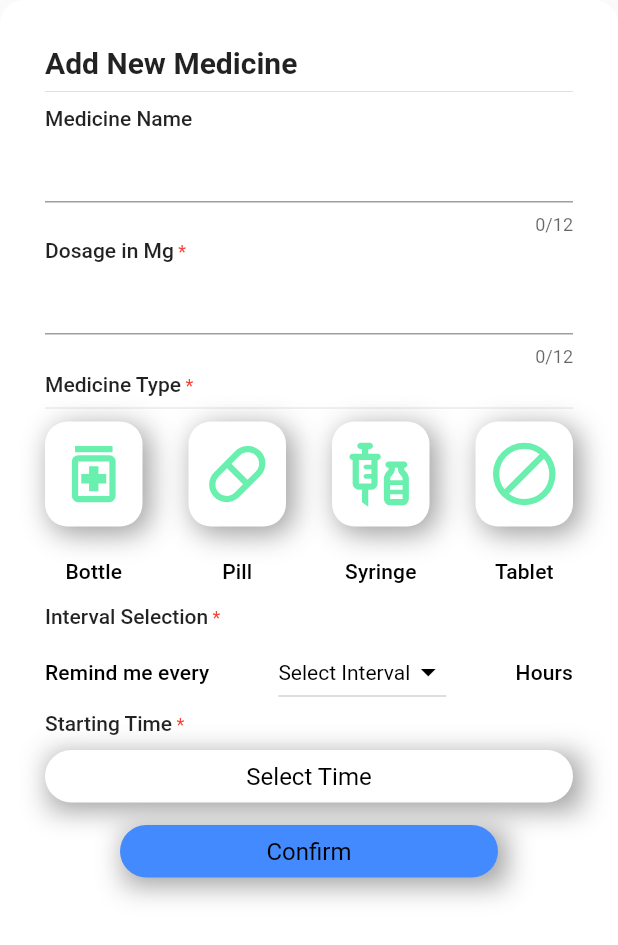
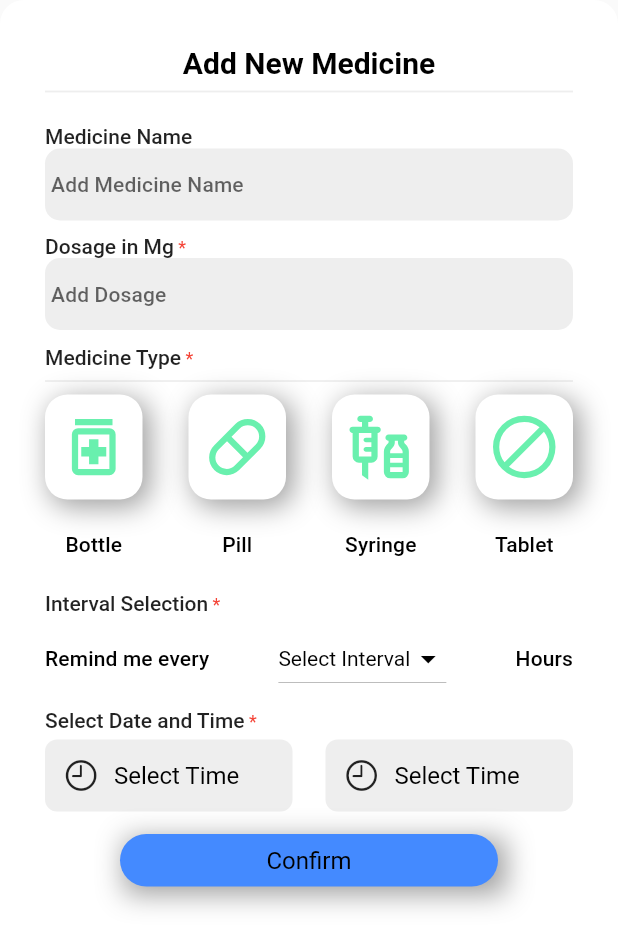
Before and after one commit to tsarls88/medication, a Flutter app: the AddNewTaskModel widget shown alone on an empty page, opened directly, on a phone screen of 412 x 824 dp. Shown: the top 945 px of the screen. Run offline on Flutter 3.47's test engine with Material 2 defaults, Android fonts, the phone set to English and light mode, and no system bars; our stand-ins replace flutter_svg, gap, rxdart, sizer.

Commit message:
time changed function

```diff
--- a/lib/common/convert_time.dart
+++ b/lib/common/convert_time.dart
@@ -1,7 +1,19 @@
-String convertTime(String minutes) {
-  if (minutes.length == 1) {
-    return "0$minutes";
-  } else {
-    return minutes;
+String convertTime(int hour, int minute) {
+  int formattedHour = hour;
+  String period = 'AM';
+
+  if (formattedHour >= 12) {
+    period = 'PM';
+    if (formattedHour > 12) {
+      formattedHour -= 12;
+    }
   }
+
+  if (formattedHour == 0) {
+    formattedHour = 12;
+  }
+
+  String formattedMinute = minute.toString().padLeft(2, '0');
+
+  return '$formattedHour:$formattedMinute $period';
 }
--- a/lib/common/show_model.dart
+++ b/lib/common/show_model.dart
@@ -1,3 +1,4 @@
+import 'package:flutter/cupertino.dart';
 import 'package:flutter/foundation.dart';
 import 'package:flutter/material.dart';
 import 'package:flutter_svg/flutter_svg.dart';
@@ -6,6 +7,7 @@ import 'package:medication/common/convert_time.dart';
 import 'package:medication/common/medicine_type.dart';
 import 'package:medication/pages/new_entry/new_entry_bloc.dart';
 import 'package:provider/provider.dart';
+import 'package:gap/gap.dart';
 
 class AddNewTaskModel extends StatefulWidget {
   const AddNewTaskModel({Key? key}) : super(key: key);
@@ -96,41 +98,70 @@ class _AddNewTaskModelState extends State<AddNewTaskModel> {
         child: Column(
           crossAxisAlignment: CrossAxisAlignment.start,
           children: [
-            const Text(
+            const SizedBox(
+              width: double.infinity,
+              child: Text(
                 'Add New Medicine',
-              style: TextStyle(fontSize: 20, fontWeight: FontWeight.bold),
                 textAlign: TextAlign.center,
+                style: TextStyle(
+                  fontSize: 20,
+                  fontWeight: FontWeight.bold,
+                  color: Colors.black,
                 ),
-            const Divider(),
+              ),
+            ),
+            Divider(
+              thickness: 1.2,
+              color: Colors.grey.shade200,
+            ),
+            const Gap(12),
             const PanelTitle(
               title: 'Medicine Name',
               isRequired: false,
             ),
-            TextFormField(
-              maxLength: 12,
+            Container(
+              padding: const EdgeInsets.symmetric(horizontal: 4),
+              decoration: BoxDecoration(
+                color: Colors.grey.shade200,
+                borderRadius: BorderRadius.circular(10),
+              ),
+              child: TextFormField(
                 controller: nameController,
                 textCapitalization: TextCapitalization.words,
                 decoration: const InputDecoration(
-                border: UnderlineInputBorder(),
+                  enabledBorder: InputBorder.none,
+                  focusedBorder: InputBorder.none,
+                  hintText: 'Add Medicine Name',
                 ),
                 style: Theme.of(context).textTheme.titleSmall!.copyWith(),
               ),
+            ),
+            const Gap(7),
             const PanelTitle(
               title: 'Dosage in Mg',
               isRequired: true,
             ),
-            TextFormField(
-              maxLength: 12,
-              controller: dosageController,
+            Container(
+              padding: const EdgeInsets.symmetric(horizontal: 4),
+              decoration: BoxDecoration(
+                color: Colors.grey.shade200,
+                borderRadius: BorderRadius.circular(10),
+              ),
+              child: TextFormField(
+                controller: nameController,
                 textCapitalization: TextCapitalization.words,
                 decoration: const InputDecoration(
-                border: UnderlineInputBorder(),
+                  enabledBorder: InputBorder.none,
+                  focusedBorder: InputBorder.none,
+                  hintText: 'Add Dosage',
                 ),
                 style: Theme.of(context).textTheme.titleSmall!.copyWith(),
+              ),
             ),
             const SizedBox(
               height: 1,
             ),
+            const Gap(7),
             const PanelTitle(title: 'Medicine Type', isRequired: true),
             const Divider(),
             Padding(
@@ -177,14 +208,29 @@ class _AddNewTaskModelState extends State<AddNewTaskModel> {
                 // stream: null,
               ),
             ),
+            const Gap(9),
             const PanelTitle(title: 'Interval Selection', isRequired: true),
             const IntervalSelection(),
             // const SelectDate(),
-            const PanelTitle(title: 'Starting Time', isRequired: true),
-            const SelectTime(),
-            const SizedBox(
-              height: 15,
+            const Gap(7),
+            const PanelTitle(title: 'Select Date and Time', isRequired: true),
+            const Row(
+              mainAxisAlignment: MainAxisAlignment.spaceBetween,
+              children: [
+                SelectTime(
+                  titleText: 'Time',
+                  valueText: 'hh/mm',
+                  iconSection: CupertinoIcons.clock,
                 ),
+                Gap(22),
+                SelectTime(
+                  titleText: 'Time',
+                  valueText: 'hh/mm',
+                  iconSection: CupertinoIcons.clock,
+                ),
+              ],
+            ),
+            const Gap(15),
             Padding(
               padding: const EdgeInsets.only(
                 left: 50,
@@ -277,7 +323,7 @@ class MedicineTypeColumn extends StatelessWidget {
                   iconValue,
                   height: 50,
                   // ignore: deprecated_member_use
-                  color: isSelected ? Colors.blueAccent : Colors.greenAccent,
+                  color: isSelected ? Colors.red : Colors.greenAccent,
                 ),
               ),
             ),
@@ -288,7 +334,7 @@ class MedicineTypeColumn extends StatelessWidget {
               width: 55,
               height: 40,
               decoration: BoxDecoration(
-                color: isSelected ? Colors.blue : Colors.transparent,
+                color: isSelected ? Colors.red : Colors.transparent,
                 borderRadius: BorderRadius.circular(5),
               ),
               child: Center(
@@ -377,15 +423,26 @@ class _IntervalSelectionState extends State<IntervalSelection> {
 }
 
 class SelectTime extends StatefulWidget {
-  const SelectTime({Key? key}) : super(key: key);
+  const SelectTime({
+    Key? key,
+    required this.titleText,
+    required this.valueText,
+    required this.iconSection,
+  }) : super(key: key);
+
+  final String titleText;
+  final String valueText;
+  final IconData iconSection;
 
   @override
-  State<SelectTime> createState() => _SelectTimeState();
+  // ignore: library_private_types_in_public_api
+  _SelectTimeState createState() => _SelectTimeState();
 }
 
 class _SelectTimeState extends State<SelectTime> {
-  TimeOfDay _time = const TimeOfDay(hour: 0, minute: 00);
+  TimeOfDay _time = const TimeOfDay(hour: 0, minute: 0);
   bool _clicked = false;
+  late String _selectedTimeFormat;
 
   Future<TimeOfDay> _selectTime() async {
     final TimeOfDay? picked =
@@ -395,6 +452,7 @@ class _SelectTimeState extends State<SelectTime> {
       setState(() {
         _time = picked;
         _clicked = true;
+        _selectedTimeFormat = picked.period == DayPeriod.am ? 'AM' : 'PM';
       });
     }
     return picked!;
@@ -402,41 +460,41 @@ class _SelectTimeState extends State<SelectTime> {
 
   @override
   Widget build(BuildContext context) {
-    return SizedBox(
-      height: 45,
-      child: Padding(
-        padding: const EdgeInsets.only(top: 10),
-        child: Container(
-          decoration: BoxDecoration(
-            boxShadow: [
-              BoxShadow(
-                color: Colors.grey.shade500,
-                offset: const Offset(4.0, 4.0),
-                blurRadius: 15.0,
-                spreadRadius: 1.0,
-              ),
-            ],
-          ),
-          child: TextButton(
-            style: TextButton.styleFrom(
-              backgroundColor: Colors.white,
-              shape: const StadiumBorder(),
-            ),
-            onPressed: () {
+    return Expanded(
+      child: Column(
+        crossAxisAlignment: CrossAxisAlignment.start,
+        children: [
+          const SizedBox(height: 5),
+          GestureDetector(
+            onTap: () {
               _selectTime();
             },
-            child: Center(
-              child: Text(
+            child: Container(
+              padding: const EdgeInsets.symmetric(
+                horizontal: 12,
+                vertical: 12,
+              ),
+              decoration: BoxDecoration(
+                color: Colors.grey.shade200,
+                borderRadius: BorderRadius.circular(8),
+              ),
+              child: Row(
+                children: [
+                  Icon(widget.iconSection),
+                  const SizedBox(width: 10),
+                  Text(
                     _clicked == false
                         ? "Select Time"
-                    : "${convertTime(_time.hour.toString())} : ${convertTime(_time.minute.toString())}",
+                        : convertTime(_time.hour, _time.minute),
                     style: Theme.of(context).textTheme.titleMedium!.copyWith(
                           color: Colors.black,
                         ),
                   ),
+                ],
               ),
             ),
           ),
+        ],
       ),
     );
   }
--- a/pubspec.yaml
+++ b/pubspec.yaml
@@ -42,6 +42,7 @@ dependencies:
   rxdart:
   provider:
   shared_preferences: ^2.2.1
+  gap: ^3.0.1
 
 dev_dependencies:
   flutter_test:
```
Also changed, not shown: pubspec.lock. Lines whose indentation alone changed are shown as unchanged.
